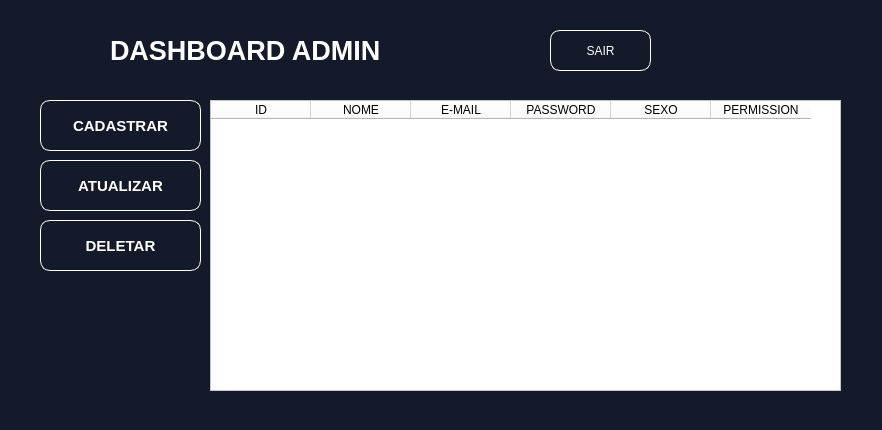
Qt form Ui/dashboard.ui (devlovato/Projeto-PyQt5---CRUD-) before a commit.
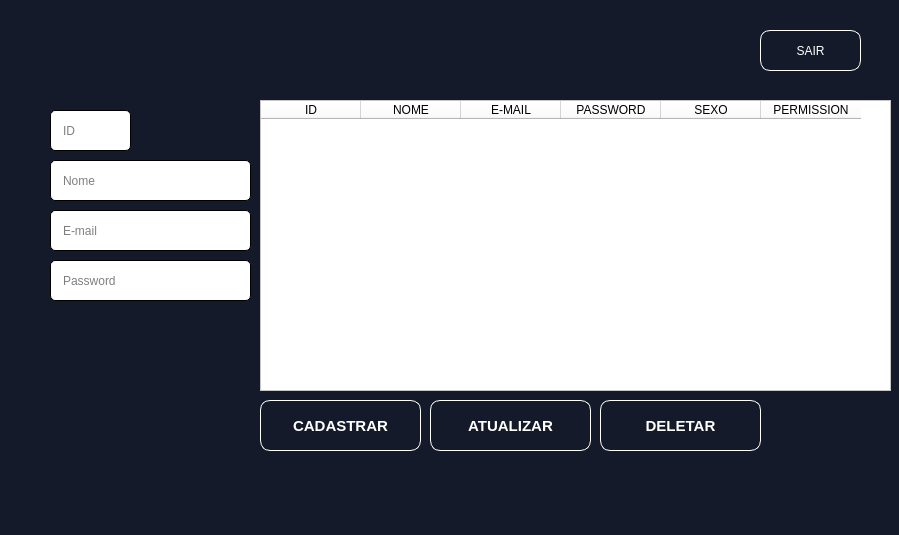
The same form after that commit. Icons and pictures are not drawn.

Patch:
```diff
--- a/Ui/dashboard.ui
+++ b/Ui/dashboard.ui
@@ -6,8 +6,8 @@
    <rect>
     <x>0</x>
     <y>0</y>
-    <width>882</width>
-    <height>430</height>
+    <width>899</width>
+    <height>535</height>
    </rect>
   </property>
   <property name="windowTitle">
@@ -19,9 +19,9 @@
   <widget class="QLabel" name="label">
    <property name="geometry">
     <rect>
-     <x>110</x>
+     <x>50</x>
      <y>30</y>
-     <width>291</width>
+     <width>541</width>
      <height>41</height>
     </rect>
    </property>
@@ -36,14 +36,14 @@
     <string notr="true">color: rgb(255, 255, 255);</string>
    </property>
    <property name="text">
-    <string>DASHBOARD ADMIN</string>
+    <string/>
    </property>
   </widget>
   <widget class="QPushButton" name="cad_btn">
    <property name="geometry">
     <rect>
-     <x>40</x>
-     <y>100</y>
+     <x>260</x>
+     <y>400</y>
      <width>161</width>
      <height>51</height>
     </rect>
@@ -69,7 +69,7 @@
   <widget class="QPushButton" name="pushButton_2">
    <property name="geometry">
     <rect>
-     <x>550</x>
+     <x>760</x>
      <y>30</y>
      <width>101</width>
      <height>41</height>
@@ -89,8 +89,8 @@
   <widget class="QPushButton" name="upt_btn">
    <property name="geometry">
     <rect>
-     <x>40</x>
-     <y>160</y>
+     <x>430</x>
+     <y>400</y>
      <width>161</width>
      <height>51</height>
     </rect>
@@ -116,8 +116,8 @@
   <widget class="QPushButton" name="dell_btn">
    <property name="geometry">
     <rect>
-     <x>40</x>
-     <y>220</y>
+     <x>600</x>
+     <y>400</y>
      <width>161</width>
      <height>51</height>
     </rect>
@@ -143,7 +143,7 @@
   <widget class="QTableWidget" name="tableWidget">
    <property name="geometry">
     <rect>
-     <x>210</x>
+     <x>260</x>
      <y>100</y>
      <width>631</width>
      <height>291</height>
@@ -196,29 +196,10 @@
     </property>
    </column>
   </widget>
-  <widget class="QLabel" name="label_2">
-   <property name="geometry">
-    <rect>
-     <x>40</x>
-     <y>20</y>
-     <width>50</width>
-     <height>50</height>
-    </rect>
-   </property>
-   <property name="text">
-    <string/>
-   </property>
-   <property name="pixmap">
-    <pixmap>../../../salvar-icone.png</pixmap>
-   </property>
-   <property name="scaledContents">
-    <bool>true</bool>
-   </property>
-  </widget>
   <widget class="QLabel" name="label_3">
    <property name="geometry">
     <rect>
-     <x>560</x>
+     <x>770</x>
      <y>40</y>
      <width>20</width>
      <height>20</height>
@@ -234,6 +215,116 @@
     <bool>true</bool>
    </property>
   </widget>
+  <widget class="QLineEdit" name="id">
+   <property name="enabled">
+    <bool>false</bool>
+   </property>
+   <property name="geometry">
+    <rect>
+     <x>50</x>
+     <y>110</y>
+     <width>81</width>
+     <height>41</height>
+    </rect>
+   </property>
+   <property name="styleSheet">
+    <string notr="true">background-color: rgb(255, 255, 255);
+border-style:outset;
+border-radius:5px;
+border-color: Black;
+padding:10px;
+border-width:1px;</string>
+   </property>
+   <property name="placeholderText">
+    <string>ID</string>
+   </property>
+  </widget>
+  <widget class="QLineEdit" name="nome">
+   <property name="geometry">
+    <rect>
+     <x>50</x>
+     <y>160</y>
+     <width>201</width>
+     <height>41</height>
+    </rect>
+   </property>
+   <property name="styleSheet">
+    <string notr="true">background-color: rgb(255, 255, 255);
+border-style:outset;
+border-radius:5px;
+border-color: Black;
+padding:10px;
+border-width:1px;</string>
+   </property>
+   <property name="placeholderText">
+    <string>Nome</string>
+   </property>
+  </widget>
+  <widget class="QLineEdit" name="email">
+   <property name="geometry">
+    <rect>
+     <x>50</x>
+     <y>210</y>
+     <width>201</width>
+     <height>41</height>
+    </rect>
+   </property>
+   <property name="styleSheet">
+    <string notr="true">background-color: rgb(255, 255, 255);
+border-style:outset;
+border-radius:5px;
+border-color: Black;
+padding:10px;
+border-width:1px;</string>
+   </property>
+   <property name="placeholderText">
+    <string>E-mail </string>
+   </property>
+  </widget>
+  <widget class="QLineEdit" name="senha">
+   <property name="geometry">
+    <rect>
+     <x>50</x>
+     <y>260</y>
+     <width>201</width>
+     <height>41</height>
+    </rect>
+   </property>
+   <property name="styleSheet">
+    <string notr="true">background-color: rgb(255, 255, 255);
+border-style:outset;
+border-radius:5px;
+border-color: Black;
+padding:10px;
+border-width:1px;</string>
+   </property>
+   <property name="placeholderText">
+    <string>Password</string>
+   </property>
+  </widget>
+  <widget class="QLabel" name="label_2">
+   <property name="geometry">
+    <rect>
+     <x>30</x>
+     <y>470</y>
+     <width>451</width>
+     <height>31</height>
+    </rect>
+   </property>
+   <property name="font">
+    <font>
+     <pointsize>16</pointsize>
+     <weight>75</weight>
+     <bold>true</bold>
+    </font>
+   </property>
+   <property name="styleSheet">
+    <string notr="true">color: rgb(0, 255, 127);</string>
+   </property>
+   <property name="text">
+    <string/>
+   </property>
+  </widget>
  </widget>
  <resources/>
  <connections/>
```
